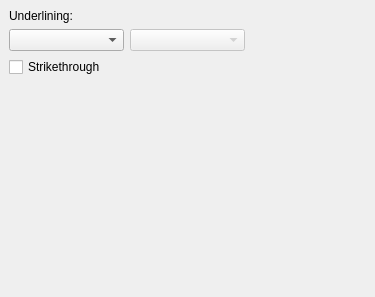
This is shapes/text/dialogs/CharacterHighlighting.ui in KDE/calligra as Qt 5 draws it before an edit. The edited form follows.
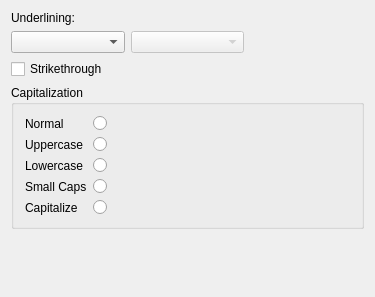
This is the edited form. Custom widgets are drawn as their Qt base class.

Commit message: Move dialog to plugin and make the capitalization work.

Patch:
```diff
--- a/shapes/text/dialogs/CharacterHighlighting.ui
+++ b/shapes/text/dialogs/CharacterHighlighting.ui
@@ -9,13 +9,30 @@
     <height>297</height>
    </rect>
   </property>
-  <layout class="QGridLayout" >
-   <property name="margin" >
-    <number>9</number>
-   </property>
-   <property name="spacing" >
-    <number>6</number>
-   </property>
+  <layout class="QGridLayout" name="gridLayout_2" >
+   <item row="0" column="0" colspan="3" >
+    <widget class="QLabel" name="textLabel1" >
+     <property name="text" >
+      <string>Underlining:</string>
+     </property>
+     <property name="wordWrap" >
+      <bool>false</bool>
+     </property>
+     <property name="buddy" >
+      <cstring>underlineStyle</cstring>
+     </property>
+    </widget>
+   </item>
+   <item row="1" column="0" >
+    <widget class="KComboBox" name="underlineStyle" />
+   </item>
+   <item row="1" column="1" >
+    <widget class="KComboBox" name="underlineLineStyle" >
+     <property name="enabled" >
+      <bool>false</bool>
+     </property>
+    </widget>
+   </item>
    <item row="1" column="2" >
     <widget class="KColorButton" native="1" name="underlineColor" >
      <property name="enabled" >
@@ -23,14 +40,14 @@
      </property>
     </widget>
    </item>
-   <item row="2" column="0" >
+   <item row="2" column="0" colspan="3" >
     <widget class="QCheckBox" name="strikethrough" >
      <property name="text" >
       <string>Strikethrough</string>
      </property>
     </widget>
    </item>
-   <item row="3" column="0" >
+   <item row="4" column="0" colspan="3" >
     <spacer>
      <property name="orientation" >
       <enum>Qt::Vertical</enum>
@@ -40,33 +57,89 @@
      </property>
      <property name="sizeHint" >
       <size>
-       <width>20</width>
-       <height>41</height>
+       <width>10</width>
+       <height>10</height>
       </size>
      </property>
     </spacer>
    </item>
-   <item row="1" column="0" >
-    <widget class="KComboBox" name="underlineStyle" />
-   </item>
-   <item row="1" column="1" >
-    <widget class="KComboBox" name="underlineLineStyle" >
-     <property name="enabled" >
-      <bool>false</bool>
+   <item row="3" column="0" colspan="3" >
+    <widget class="QGroupBox" name="groupBox" >
+     <property name="title" >
+      <string>Capitalization</string>
      </property>
-    </widget>
-   </item>
-   <item row="0" column="0" >
-    <widget class="QLabel" name="textLabel1" >
-     <property name="text" >
-      <string>Underlining:</string>
-     </property>
-     <property name="wordWrap" >
-      <bool>false</bool>
-     </property>
-     <property name="buddy" >
-      <cstring>underlineStyle</cstring>
-     </property>
+     <layout class="QGridLayout" name="gridLayout" >
+      <item row="0" column="0" >
+       <widget class="QLabel" name="label" >
+        <property name="text" >
+         <string>Normal</string>
+        </property>
+       </widget>
+      </item>
+      <item row="0" column="1" >
+       <widget class="QRadioButton" name="normal" />
+      </item>
+      <item row="1" column="0" >
+       <widget class="QLabel" name="label_2" >
+        <property name="text" >
+         <string>Uppercase</string>
+        </property>
+       </widget>
+      </item>
+      <item row="1" column="1" >
+       <widget class="QRadioButton" name="uppercase" />
+      </item>
+      <item row="2" column="0" >
+       <widget class="QLabel" name="label_3" >
+        <property name="text" >
+         <string>Lowercase</string>
+        </property>
+       </widget>
+      </item>
+      <item row="2" column="1" >
+       <widget class="QRadioButton" name="lowercase" />
+      </item>
+      <item row="3" column="0" >
+       <widget class="QLabel" name="label_4" >
+        <property name="text" >
+         <string>Small Caps</string>
+        </property>
+       </widget>
+      </item>
+      <item row="3" column="1" >
+       <widget class="QRadioButton" name="smallcaps" />
+      </item>
+      <item rowspan="3" row="0" column="2" >
+       <spacer name="horizontalSpacer" >
+        <property name="spacerName" stdset="0" >
+         <string>horizontalSpacer</string>
+        </property>
+        <property name="orientation" >
+         <enum>Qt::Horizontal</enum>
+        </property>
+        <property name="sizeHint" >
+         <size>
+          <width>40</width>
+          <height>20</height>
+         </size>
+        </property>
+       </spacer>
+      </item>
+      <item row="4" column="1" >
+       <widget class="QRadioButton" name="capitalize" >
+        <property name="text" >
+         <string/>
+        </property>
+       </widget>
+      </item>
+      <item row="4" column="0" >
+       <widget class="QLabel" name="label_5" >
+        <property name="text" >
+         <string>Capitalize</string>
+        </property>
+       </widget>
+      </item>
+     </layout>
     </widget>
    </item>
   </layout>
@@ -74,17 +147,17 @@
  <layoutdefault spacing="6" margin="11" />
  <pixmapfunction>qPixmapFromMimeSource</pixmapfunction>
  <customwidgets>
-  <customwidget>
-   <class>KComboBox</class>
-   <extends>QComboBox</extends>
-   <header>kcombobox.h</header>
-  </customwidget>
   <customwidget>
    <class>KColorButton</class>
    <extends>QWidget</extends>
    <header>kcolorbutton.h</header>
    <container>1</container>
   </customwidget>
+  <customwidget>
+   <class>KComboBox</class>
+   <extends>QComboBox</extends>
+   <header>kcombobox.h</header>
+  </customwidget>
  </customwidgets>
  <includes>
   <include location="local" >kcolorbutton.h</include>
```
Left out of the diff: 3 changed lines with no effect on the pictures. The commit also changes 27 other files.
